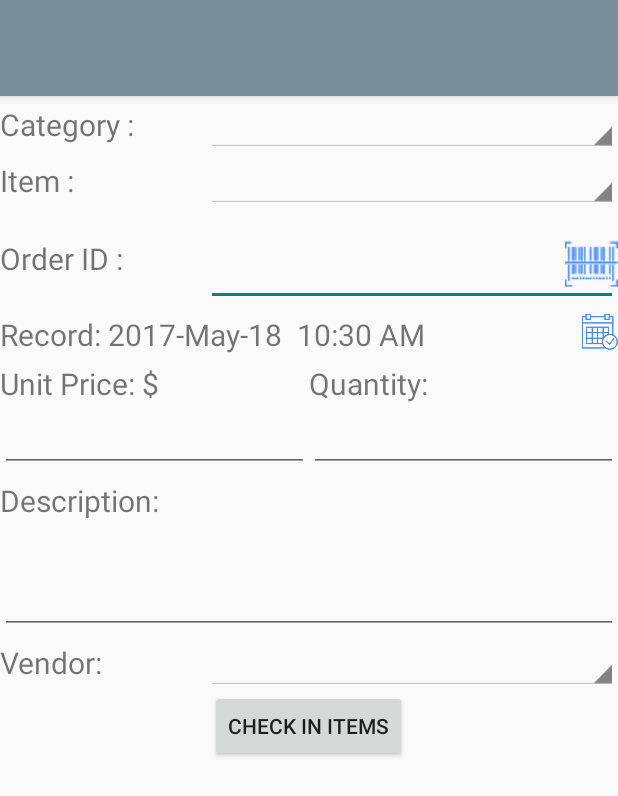
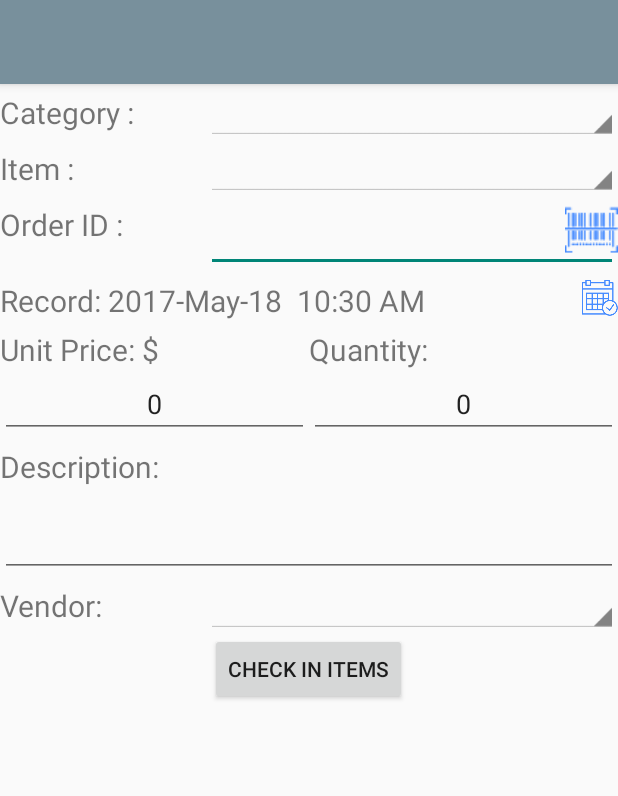
Before and after one commit to ARSrabon/SmartInventoryManager, an Android app: the layout activity_check_in.xml on its own in the app's theme, with its tools: preview values and no code run, on a phone screen of 412 x 824 dp. Shown: the top 796 px of the screen. Run offline under Robolectric (Android 15) with nearby library versions, the phone set to English and light mode, and no system bars.

Commit message:
updated a few things

```diff
--- a/app/src/main/java/io/github/arsrabon/m/smartinventorymanager/data_model/Product.java
+++ b/app/src/main/java/io/github/arsrabon/m/smartinventorymanager/data_model/Product.java
@@ -78,6 +78,6 @@ public class Product extends SugarRecord {
 
     @Override
     public String toString() {
-        return name + " \n" + productCode;
+        return productCode;
     }
 }
--- a/app/src/main/res/layout/activity_check_in.xml
+++ b/app/src/main/res/layout/activity_check_in.xml
@@ -12,7 +12,6 @@
         android:layout_width="match_parent"
         android:layout_height="wrap_content"
         android:background="@color/mytoolbarcolor"
-        android:paddingTop="@dimen/appbar_padding_top"
         android:theme="@style/AppBarOverlay">
 
         <android.support.v7.widget.Toolbar
@@ -66,7 +65,7 @@
     <LinearLayout
         android:layout_width="match_parent"
         android:layout_height="wrap_content"
-        android:layout_marginTop="20dp">
+        android:layout_marginTop="5dp">
 
         <TextView
             android:layout_width="0dp"
@@ -150,7 +149,9 @@
                 android:id="@+id/edit_unitPrice"
                 android:layout_width="match_parent"
                 android:layout_height="wrap_content"
-                android:inputType="number" />
+                android:gravity="center"
+                android:inputType="number"
+                android:text="0" />
         </LinearLayout>
 
         <LinearLayout
@@ -169,7 +170,9 @@
                 android:id="@+id/edit_quantity"
                 android:layout_width="match_parent"
                 android:layout_height="wrap_content"
-                android:inputType="number" />
+                android:gravity="center"
+                android:inputType="number"
+                android:text="0" />
         </LinearLayout>
     </LinearLayout>
 
@@ -183,8 +186,8 @@
     <EditText
         android:id="@+id/edit_checkInDescription"
         android:layout_width="match_parent"
-        android:layout_height="75dp"
-        android:inputType="text" />
+        android:layout_height="60dp"
+        android:inputType="textMultiLine" />
 
     <LinearLayout
         android:layout_width="match_parent"
--- a/build.gradle
+++ b/build.gradle
@@ -5,7 +5,7 @@ buildscript {
         jcenter()
     }
     dependencies {
-        classpath 'com.android.tools.build:gradle:2.3.2'
+        classpath 'com.android.tools.build:gradle:2.3.3'
 
         // NOTE: Do not place your application dependencies here; they belong
         // in the individual module build.gradle files
```
Also changed, not shown: app/src/main/java/io/github/arsrabon/m/smartinventorymanager/activity/CheckInActivity.java (+4 -4 lines), app/src/main/java/io/github/arsrabon/m/smartinventorymanager/activity/CheckOutActivity.java (+3 -4 lines), app/src/main/res/layout/activity_check_out.xml (+11 -3 lines).
